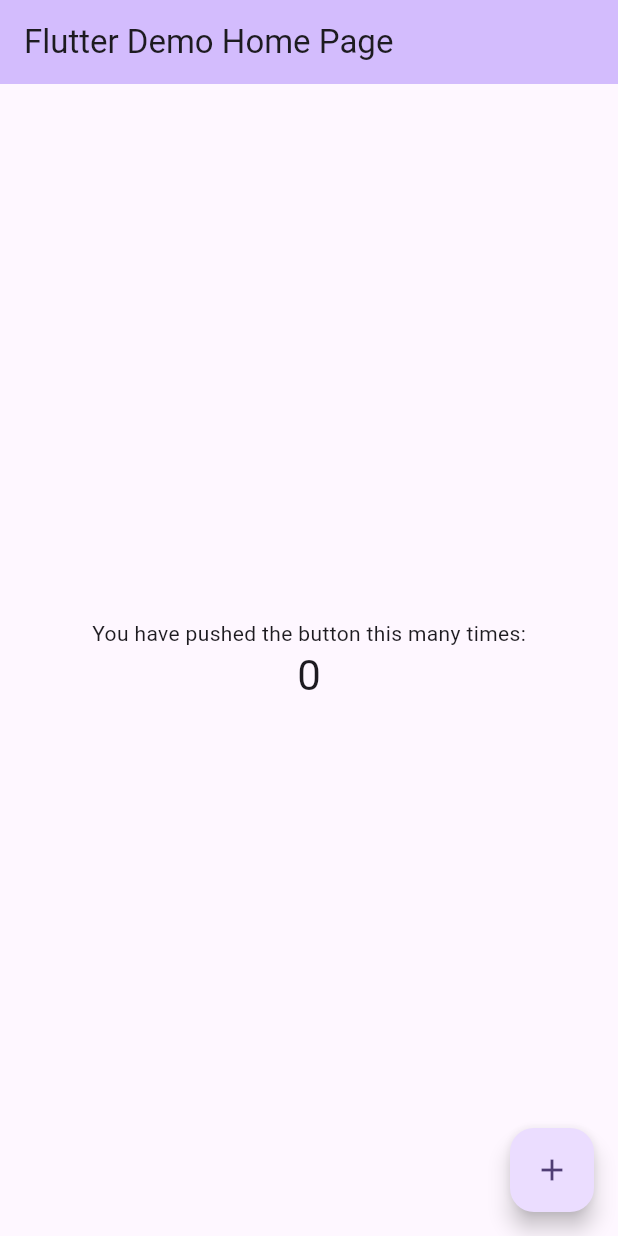
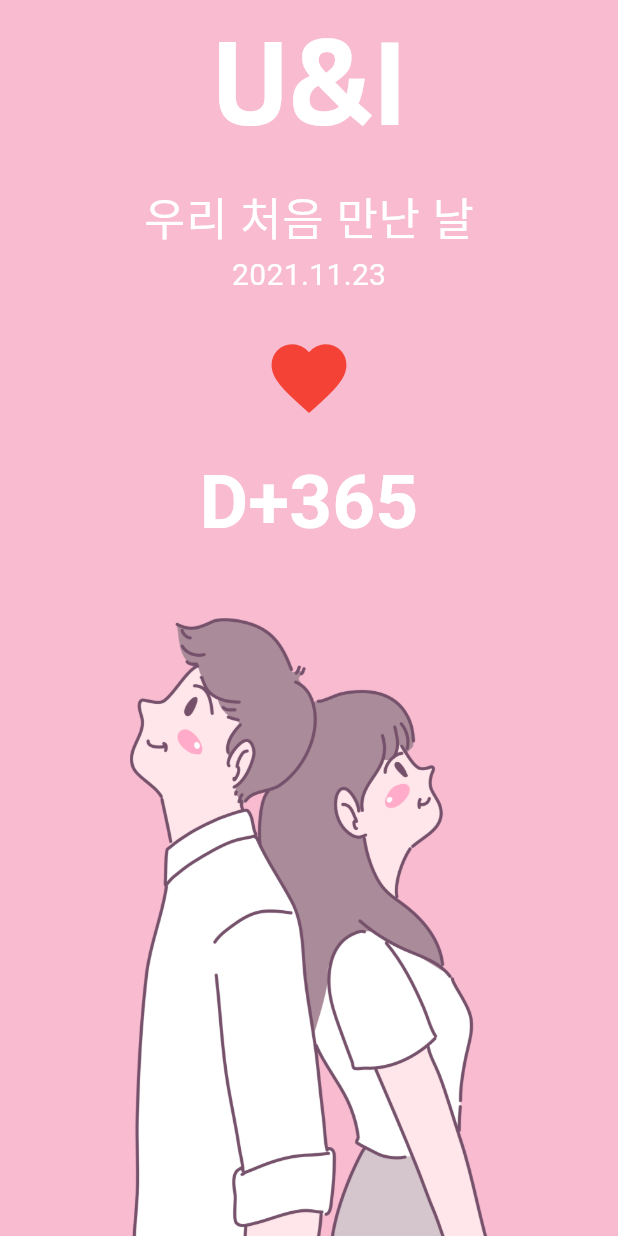
Before and after one commit to leeseewoo/u_and_i, a Flutter app: the screen it shows after launch, on a phone screen of 412 x 824 dp. Run offline on Flutter 3.47's test engine with Material 3 defaults, Android fonts, the phone set to English and light mode, and no system bars; Roboto replaces fonts that are missing (sunflower).

Commit message:
240501 10AM

```diff
--- /dev/null
+++ b/lib/screen/home_screen.dart
@@ -0,0 +1,78 @@
+import 'package:flutter/material.dart';
+
+class HomeScreen extends StatelessWidget {
+  const HomeScreen({Key? key}) : super(key: key);
+
+  @override
+  Widget build(BuildContext context) {
+    return Scaffold(
+      backgroundColor: Colors.pink[100],
+      body: SafeArea(
+        top: true,
+        bottom: false,
+        child: Column(
+          mainAxisAlignment: MainAxisAlignment.spaceBetween,
+          crossAxisAlignment: CrossAxisAlignment.stretch,
+          children: [
+            _DDay(),
+            _CoupleImage(),
+          ],
+        ),
+      ),
+    );
+  }
+}
+
+class _DDay extends StatelessWidget {
+  @override
+  Widget build(BuildContext context) {
+    final textTheme = Theme.of(context).textTheme;
+
+    return Column(
+      children: [
+        const SizedBox(
+          height: 16.0,
+        ),
+        Text(
+          'U&I',
+          style: textTheme.headline1,
+        ),
+        const SizedBox(height: 16.0),
+        Text(
+          '우리 처음 만난 날',
+          style: textTheme.bodyText1,
+        ),
+        Text(
+          '2021.11.23',
+          style: textTheme.bodyText2,
+        ),
+        const SizedBox(height: 16.0),
+        IconButton(
+          iconSize: 60.0,
+          onPressed: () {},
+          icon: Icon(
+            Icons.favorite,
+            color: Colors.red,
+          ),
+        ),
+        const SizedBox(height: 16.0),
+        Text(
+          'D+365',
+          style: textTheme.headline2,
+        ),
+      ],
+    );
+  }
+}
+
+class _CoupleImage extends StatelessWidget {
+  @override
+  Widget build(BuildContext context) {
+    return Center(
+      child: Image.asset(
+        'asset/img/middle_image.png',
+        height: MediaQuery.of(context).size.height / 2,
+      ),
+    );
+  }
+}
```
Also changed, not shown: lib/main.dart (+30 -1 lines), pubspec.yaml (+11 -2 lines), asset/font/Parisienne-Regular.ttf (added), asset/font/Sunflower-Bold.ttf (added), asset/font/Sunflower-Light.ttf (added), asset/font/Sunflower-Medium.ttf (added), asset/img/middle_image.png (added).
